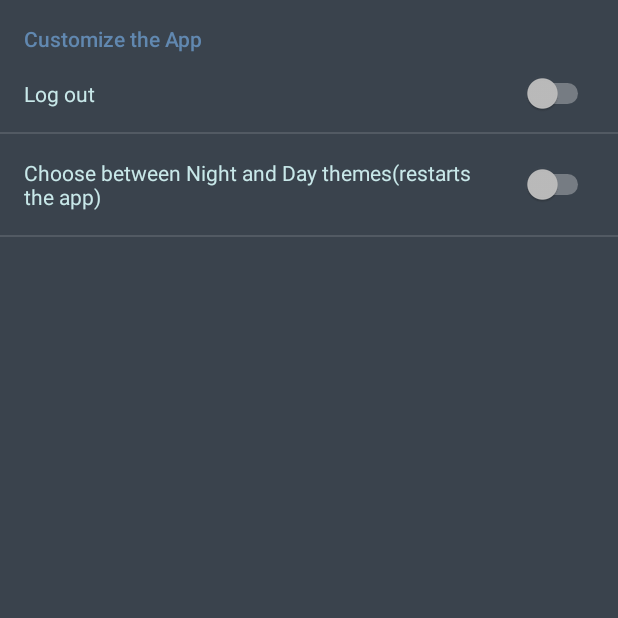
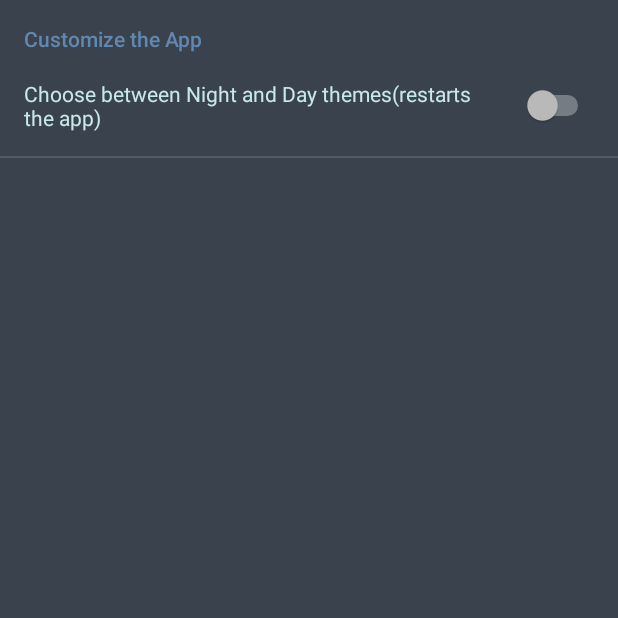
Before and after one commit to pawslaw/MAD405-Android-Project, an Android app: the SettingsActivity screen opened directly, with no data from a screen before it, on a phone screen of 412 x 824 dp, the top half of it. Run offline under Robolectric (Android 15) with nearby library versions, the phone set to English and light mode, and no system bars.

Commit message:
Removed logout from preferences

```diff
--- a/app/src/main/res/xml/preferences.xml
+++ b/app/src/main/res/xml/preferences.xml
@@ -3,13 +3,6 @@
     <PreferenceCategory
         android:title="Customize the App"
         android:key="pref_user_customization">
-        <SwitchPreference
-            android:summaryOn="Log out"
-            android:summaryOff="Log out"
-            android:switchTextOff="Log in"
-            android:switchTextOn="Log out"
-            android:id="@+id/logoutpref"
-            android:key="logout"/>
         <SwitchPreference
             android:summaryOn="Choose between Night and Day themes(restarts the app)"
             android:summaryOff="Choose between Night and Day themes(restarts the app)"
```
